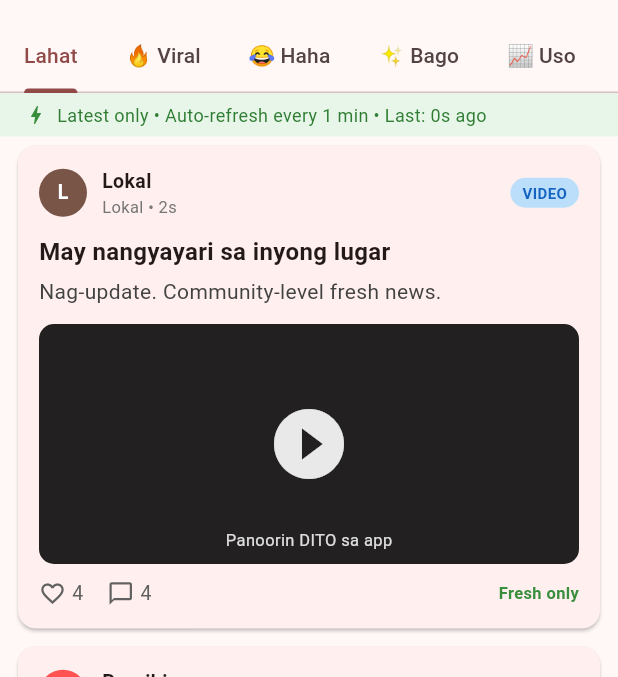
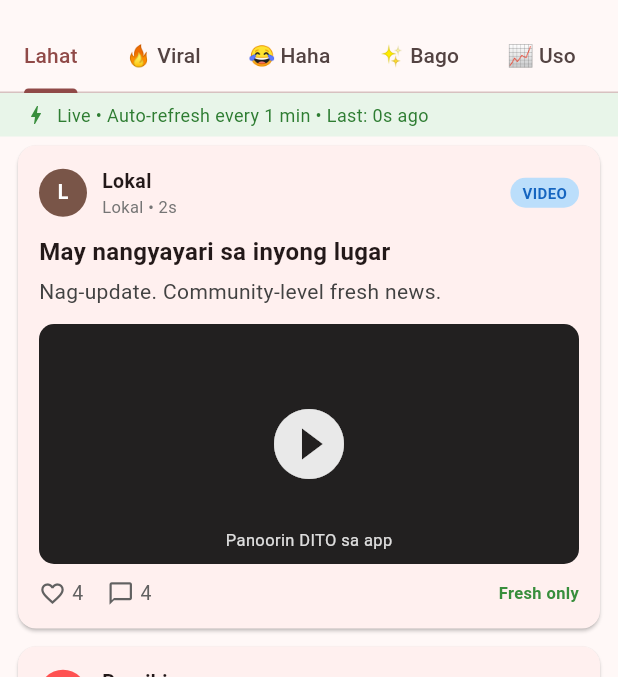
Before and after one commit to donut4u-lgtm/Donut4u, a Flutter app: the screen it shows after launch, on a phone screen of 412 x 824 dp, the part 63-740 px from its top. Run offline on Flutter 3.47's test engine with Material 3 defaults, Android fonts, the phone set to English and light mode, and no system bars; our stand-ins replace chewie, cloud_firestore, firebase_auth, firebase_core, firebase_messaging, firebase_storage and 4 more; accounts and stored records are empty.

Commit message:
Update home_screen.dart

```diff
--- a/lib/screens/home_screen.dart
+++ b/lib/screens/home_screen.dart
@@ -106,6 +106,8 @@ class _HomeScreenState extends State<HomeScreen> with SingleTickerProviderStateM
     final feed = context.watch<FeedService>();
     final auth = context.watch<AuthService>();
 
+    final newBadge = feed.lastNewCount > 0 ? ' • +${feed.lastNewCount} bago' : '';
+
     return Scaffold(
       appBar: AppBar(
         title: const Text(
@@ -172,7 +174,7 @@ class _HomeScreenState extends State<HomeScreen> with SingleTickerProviderStateM
                   child: Text(
                     feed.lastRefresh == null
                         ? 'Nagsisimula pa lang...'
-                        : 'Latest only • Auto-refresh every 1 min • Last: ${_formatTime(feed.lastRefresh!)}',
+                        : 'Live • Auto-refresh every 1 min$newBadge • Last: ${_formatTime(feed.lastRefresh!)}',
                     style: TextStyle(fontSize: 12, color: Colors.green.shade800),
                   ),
                 ),
```
